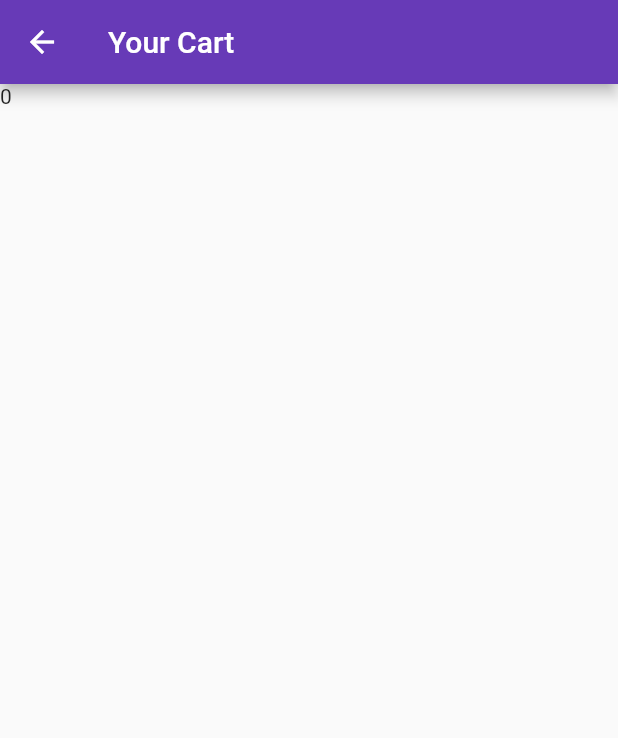
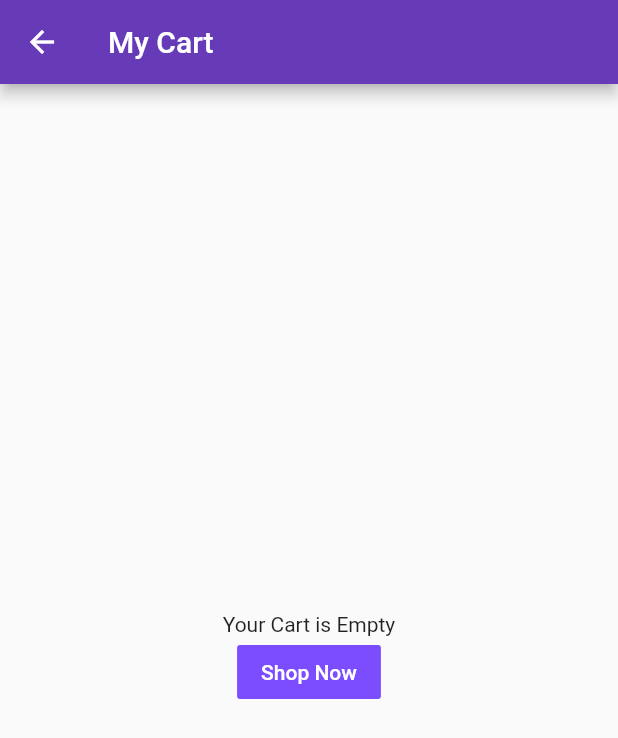
Before and after one commit to amitgeed/flutter_ecommerce_using_getx, a Flutter app: the CartPage screen opened directly, on a phone screen of 412 x 824 dp. Shown: the top 738 px of the screen. Run offline on Flutter 3.47's test engine with Material 2 defaults, Android fonts, the phone set to English and light mode, and no system bars; our stand-ins replace flutter_rating_bar, get; network calls fail.

Commit message:
added new page for cart items

```diff
--- a/lib/view/cart_page/cart_page.dart
+++ b/lib/view/cart_page/cart_page.dart
@@ -1,86 +1,53 @@
 import 'package:flutter/material.dart';
 import 'package:flutter_ecommerece_using_getx/controller/cart_controller.dart';
 import 'package:flutter_ecommerece_using_getx/utils/constants.dart';
-import 'package:flutter_ecommerece_using_getx/view/detailed_page/detailed_page.dart';
+import 'package:flutter_ecommerece_using_getx/view/home_page/home_page.dart';
 import 'package:get/get.dart';
+
+import 'components/bottom_sheet_widget.dart';
+import 'components/cart_item_widget.dart';
 
 class CartPage extends StatelessWidget {
   final CartController cartController = Get.put(CartController());
   @override
   Widget build(BuildContext context) {
-    // return Column(
-    //   children: [
-    //     Expanded(
-    //       child: Container(
-    //         height: MediaQuery.of(context).size.height -
-    //             MediaQuery.of(context).size.height / 10,
-    //         padding: EdgeInsets.symmetric(horizontal: 5),
-    //         child: GetX<CartController>(builder: (controller) {
-    //           return ListView.builder(
-    //               itemCount: controller.itemCount,
-    //               itemBuilder: (context, index) {
-    //                 return InkWell(
-    //                   onTap: () {
-    //                     Get.to(Detailedpage(
-    //                       itemIndex: index,
-    //                     ));
-    //                   },
-    //                   child: Card(
-    //                     child: Row(
-    //                       crossAxisAlignment: CrossAxisAlignment.center,
-    //                       children: [
-    //                         Container(
-    //                           height: 100,
-    //                           width: 100,
-    //                           padding: EdgeInsets.all(5),
-    //                           child: Image.network(
-    //                             controller.cartItems[index].imgUrl,
-    //                             fit: BoxFit.cover,
-    //                           ),
-    //                         ),
-    //                         Expanded(
-    //                           child: Container(
-    //                             padding: EdgeInsets.all(10),
-    //                             child: Column(
-    //                               mainAxisAlignment: MainAxisAlignment.start,
-    //                               crossAxisAlignment: CrossAxisAlignment.start,
-    //                               children: [
-    //                                 Text(
-    //                                   controller.cartItems[index].name,
-    //                                   style: kItemTitle(),
-    //                                 ),
-    //                                 SizedBox(height: 5),
-    //                                 Text(
-    //                                   controller.cartItems[index].description,
-    //                                   style: kItemDescription(),
-    //                                 ),
-    //                                 SizedBox(height: 5),
-    //                                 Text(
-    //                                   '${controller.cartItems[index].price}',
-    //                                   style: kItemPrice(),
-    //                                 ),
-    //                               ],
-    //                             ),
-    //                           ),
-    //                         ),
-    //                       ],
-    //                     ),
-    //                   ),
-    //                 );
-    //               });
-    //         }),
-    //       ),
-    //     ),
-    //   ],
-    // );
     return Scaffold(
       appBar: AppBar(
-        title: Text('Your Cart'),
+        title: Text('My Cart'),
       ),
-      body: Container(
-        child: Text('${cartController.itemCount}',
-        //TODO: Cart UI
-        ),
+      body: Obx(
+        () => cartController.itemCount != 0
+            ? CartItemWidget()
+            : Center(
+                child: Column(
+                  mainAxisAlignment: MainAxisAlignment.center,
+                  children: [
+                    Text('Your Cart is Empty'),
+                    FlatButton(
+                      onPressed: () {
+                        Get.offAll(HomePage());
+                      },
+                      child: Text(
+                        'Shop Now',
+                        style: TextStyle(color: Colors.white),
+                      ),
+                      color: kPrimaryColor,
+                    ),
+                  ],
+                ),
+              ),
+      ),
+      bottomSheet: Obx(
+        () => cartController.itemCount != 0
+            ? BottomSheetWidget()
+            : BottomSheet(
+                onClosing: () {},
+                builder: (context) {
+                  return Container(
+                    height: 0,
+                  );
+                },
+              ),
       ),
     );
   }
```
Also changed, not shown: lib/view/cart_page/components/bottom_sheet_widget.dart (added, +55 -0 lines), lib/view/cart_page/components/cart_item_widget.dart (added, +112 -0 lines).
